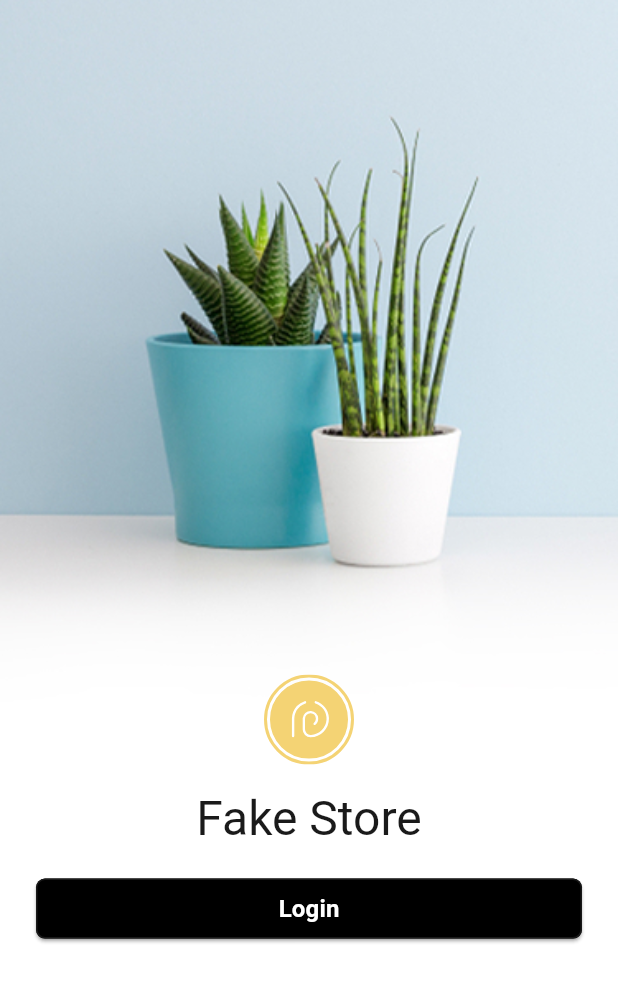
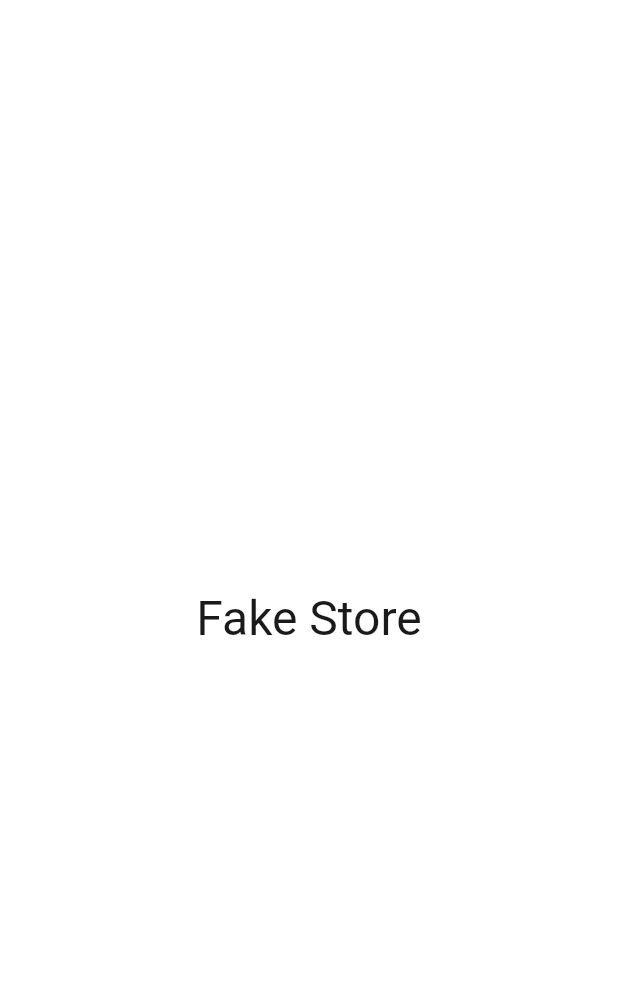
Before and after one commit to dannoa21/fake_store_app, a Flutter app: the screen it shows after launch, on a phone screen of 412 x 824 dp. Shown: the top 982 px of the screen. Run offline on Flutter 3.47's test engine with Material 3 defaults, Android fonts, the phone set to English and light mode, and no system bars; our stand-ins replace dio, flutter_svg, shared_preferences; Roboto replaces fonts that are missing (Urbanist).

Commit message:
wip: add sample splash screen

```diff
--- a/lib/main.dart
+++ b/lib/main.dart
@@ -1,4 +1,5 @@
 import 'package:fake_store_app/config/index.dart';
+import 'package:fake_store_app/screens/splash_screen/index.dart';
 import 'package:fake_store_app/utils/services/shared_prefs/index.dart';
 import 'package:fake_store_app/localization/app_localizations.dart';
 import 'package:flutter/material.dart';
@@ -28,7 +29,7 @@ class MyApp extends StatelessWidget {
       supportedLocales: AppLocalizations.supportedLocales,
       localizationsDelegates: AppLocalizations.localizationsDelegates,
       onGenerateRoute: (settings) => RouteGenerator.generateRoute(settings),
-      // home: IntroScreen(),
+      home: SplashScreen(),
     );
   }
 }
--- /dev/null
+++ b/lib/screens/splash_screen/index.dart
@@ -0,0 +1,4 @@
+import 'package:fake_store_app/localization/app_localizations.dart';
+import 'package:flutter/material.dart';
+
+part 'splash_screen.dart';
--- /dev/null
+++ b/lib/screens/splash_screen/splash_screen.dart
@@ -0,0 +1,19 @@
+part of 'index.dart';
+
+class SplashScreen extends StatelessWidget {
+  const SplashScreen({super.key});
+
+  @override
+  Widget build(BuildContext context) {
+    return Scaffold(
+      body: SafeArea(
+        child: Center(
+          child: Text(
+            AppLocalizations.of(context)!.appTitle,
+            style: Theme.of(context).textTheme.headlineLarge,
+          ),
+        ),
+      ),
+    );
+  }
+}
```
